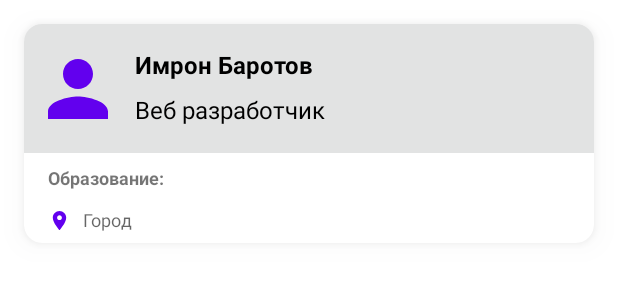
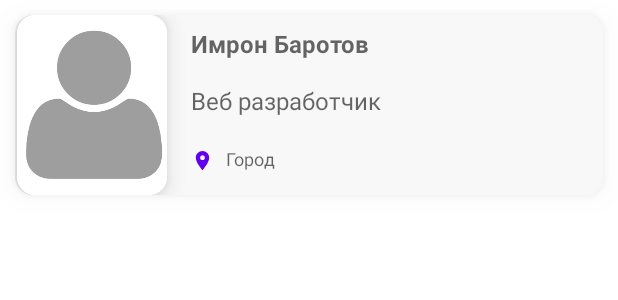
Before and after one commit to AbdulloSodikov/Project-Talent, an Android app: the layout talent_item.xml on its own in the app's theme, with its tools: preview values and no code run, on a phone screen of 412 x 824 dp. Shown: the top 300 px of the screen. Run offline under Robolectric (Android 15) with nearby library versions, the phone set to English and light mode, and no system bars.

Commit message:
update talent item

```diff
--- a/app/src/main/java/com/ak/sodikov/talent_v2/ui/talent_list_screen/TalentAdapter.kt
+++ b/app/src/main/java/com/ak/sodikov/talent_v2/ui/talent_list_screen/TalentAdapter.kt
@@ -16,8 +16,8 @@ class TalentAdapter : RecyclerView.Adapter<TalentAdapter.TalentHolder>() {
    inner class TalentHolder (view: View) : RecyclerView.ViewHolder (view) {
         val fullName:TextView = view.findViewById(R.id.tv_person_full_name)
         val profession:TextView = view.findViewById(R.id.tv_person_of_profession)
-        val education:TextView = view.findViewById(R.id.tv_education)
-       val city:TextView = view.findViewById(R.id.tv_city)
+       // val education:TextView = view.findViewById(R.id.tv_education)
+        val city:TextView = view.findViewById(R.id.tv_city)
 
         init {
             view.setOnClickListener {
@@ -35,7 +35,7 @@ class TalentAdapter : RecyclerView.Adapter<TalentAdapter.TalentHolder>() {
         val talent = mListTalent[position]
         holder.fullName.text =  "${talent.talentSurname.toString()} ${talent.talentName.toString()}"
         holder.profession.text = talent.professionNameInTalent.toString()
-        holder.education.text = "Образование: ${mListTalent[position].education.toString()}"
+       // holder.education.text = "Образование: ${mListTalent[position].education.toString()}"
         holder.city.text = talent.cityNameInTalent.toString()
     }
 
--- a/app/src/main/res/layout/talent_item.xml
+++ b/app/src/main/res/layout/talent_item.xml
@@ -4,115 +4,101 @@
     xmlns:tools="http://schemas.android.com/tools"
     android:layout_width="match_parent"
     android:layout_height="wrap_content"
-    android:layout_margin="@dimen/margin_norm"
     app:cardCornerRadius="@dimen/card_corner_radius"
     app:cardElevation="@dimen/card_elevation"
+    android:layout_margin="10dp"
     android:outlineSpotShadowColor="@color/md_indigo_50">
 
     <androidx.constraintlayout.widget.ConstraintLayout
-
         android:layout_width="match_parent"
         android:layout_height="wrap_content">
 
         <androidx.constraintlayout.widget.ConstraintLayout
             android:id="@+id/item_layout_top"
             android:layout_width="match_parent"
-            android:layout_height="86dp"
-            android:background="@color/teal_701"
+            android:layout_height="120dp"
+            android:background="#F8F8F8"
             app:layout_constraintEnd_toEndOf="parent"
             app:layout_constraintStart_toStartOf="parent"
             app:layout_constraintTop_toTopOf="parent">
 
-            <de.hdodenhof.circleimageview.CircleImageView
-                android:id="@+id/ic_default_person"
-                android:layout_width="60dp"
-                android:layout_height="60dp"
-                android:layout_margin="6dp"
-                android:src="@drawable/ic_baseline_person_24"
-                app:civ_border_color="@color/white"
-                app:civ_circle_background_color="@color/white"
+            <androidx.cardview.widget.CardView
+                android:id="@+id/cardViewImageTalent"
+                android:layout_width="100dp"
+                android:layout_height="match_parent"
+                android:layout_marginStart="1dp"
+                android:background="@color/teal_200"
+                app:cardCornerRadius="@dimen/card_corner_radius"
+                app:cardElevation="@dimen/card_elevation"
                 app:layout_constraintBottom_toBottomOf="parent"
                 app:layout_constraintStart_toStartOf="parent"
                 app:layout_constraintTop_toTopOf="parent">
 
-            </de.hdodenhof.circleimageview.CircleImageView>
+                <ImageView
+                    android:id="@+id/imageView6"
+                    android:layout_width="wrap_content"
+                    android:layout_height="wrap_content"
+                    android:background="@color/white"
+                    app:srcCompat="@drawable/ic_person_default_image" />
+            </androidx.cardview.widget.CardView>
+
 
             <TextView
                 android:id="@+id/tv_person_full_name"
                 android:layout_width="200dp"
                 android:layout_height="wrap_content"
-                android:layout_marginStart="@dimen/margin_min"
-                android:layout_marginTop="@dimen/margin_norm"
+                android:layout_marginStart="16dp"
+                android:layout_marginTop="8dp"
+                android:hint="Имрон Баротов"
                 android:lines="1"
-                android:text="Имрон Баротов"
                 android:textColor="@color/black"
                 android:textSize="16sp"
                 android:textStyle="bold"
-                app:layout_constraintStart_toEndOf="@+id/ic_default_person"
+                app:layout_constraintStart_toEndOf="@+id/cardViewImageTalent"
                 app:layout_constraintTop_toTopOf="parent" />
 
             <TextView
                 android:id="@+id/tv_person_of_profession"
                 android:layout_width="150dp"
                 android:layout_height="wrap_content"
-                android:layout_marginStart="@dimen/margin_min"
-                android:layout_marginTop="@dimen/margin_min"
-                android:text="Веб разработчик"
+                android:layout_marginStart="16dp"
+                android:layout_marginTop="16dp"
+                android:hint="Веб разработчик"
                 android:textColor="@color/black"
                 android:textSize="16sp"
-                app:layout_constraintStart_toEndOf="@+id/ic_default_person"
+                app:layout_constraintStart_toEndOf="@+id/cardViewImageTalent"
                 app:layout_constraintTop_toBottomOf="@+id/tv_person_full_name" />
-
-        </androidx.constraintlayout.widget.ConstraintLayout>
-
-        <androidx.constraintlayout.widget.ConstraintLayout
-            android:layout_width="0dp"
-            android:layout_height="60dp"
-            app:layout_constraintBottom_toBottomOf="parent"
-            app:layout_constraintEnd_toEndOf="parent"
-            app:layout_constraintHorizontal_bias="1.0"
-            app:layout_constraintStart_toStartOf="parent"
-            app:layout_constraintTop_toBottomOf="@id/item_layout_top"
-            app:layout_constraintVertical_bias="0.0">
-
-            <TextView
-                android:id="@+id/tv_education"
-                android:layout_width="wrap_content"
-                android:layout_height="20dp"
-                android:layout_marginStart="16dp"
-                android:layout_marginTop="8dp"
-                android:lines="1"
-                android:text="Образование:"
-                android:textSize="@dimen/test_size_small"
-                android:textStyle="bold"
-                app:layout_constraintStart_toStartOf="parent"
-                app:layout_constraintTop_toTopOf="parent"
-                tools:ignore="NotSibling" />
 
             <TextView
                 android:id="@+id/tv_city"
                 android:layout_width="100dp"
                 android:layout_height="wrap_content"
                 android:layout_marginStart="8dp"
-                android:layout_marginTop="8dp"
+                android:layout_marginTop="23dp"
+                android:layout_marginBottom="16dp"
                 android:hint="@string/hint_city"
                 android:textColor="@color/purple_700"
                 android:textSize="12sp"
+                app:layout_constraintBottom_toBottomOf="parent"
                 app:layout_constraintStart_toEndOf="@+id/imageView"
-                app:layout_constraintTop_toBottomOf="@+id/tv_education" />
+                app:layout_constraintTop_toBottomOf="@+id/tv_person_of_profession"
+                app:layout_constraintVertical_bias="1.0" />
 
             <ImageView
                 android:id="@+id/imageView"
                 android:layout_width="15dp"
                 android:layout_height="18dp"
                 android:layout_marginStart="16dp"
-                android:layout_marginTop="8dp"
-                app:layout_constraintStart_toStartOf="parent"
-                app:layout_constraintTop_toBottomOf="@+id/tv_education"
+                android:layout_marginTop="22dp"
+                android:layout_marginBottom="16dp"
+                app:layout_constraintBottom_toBottomOf="parent"
+                app:layout_constraintStart_toEndOf="@+id/cardViewImageTalent"
+                app:layout_constraintTop_toBottomOf="@+id/tv_person_of_profession"
                 app:srcCompat="@drawable/ic_location" />
 
+        </androidx.constraintlayout.widget.ConstraintLayout>
 
-        </androidx.constraintlayout.widget.ConstraintLayout>
+
 
 
     </androidx.constraintlayout.widget.ConstraintLayout>
```
